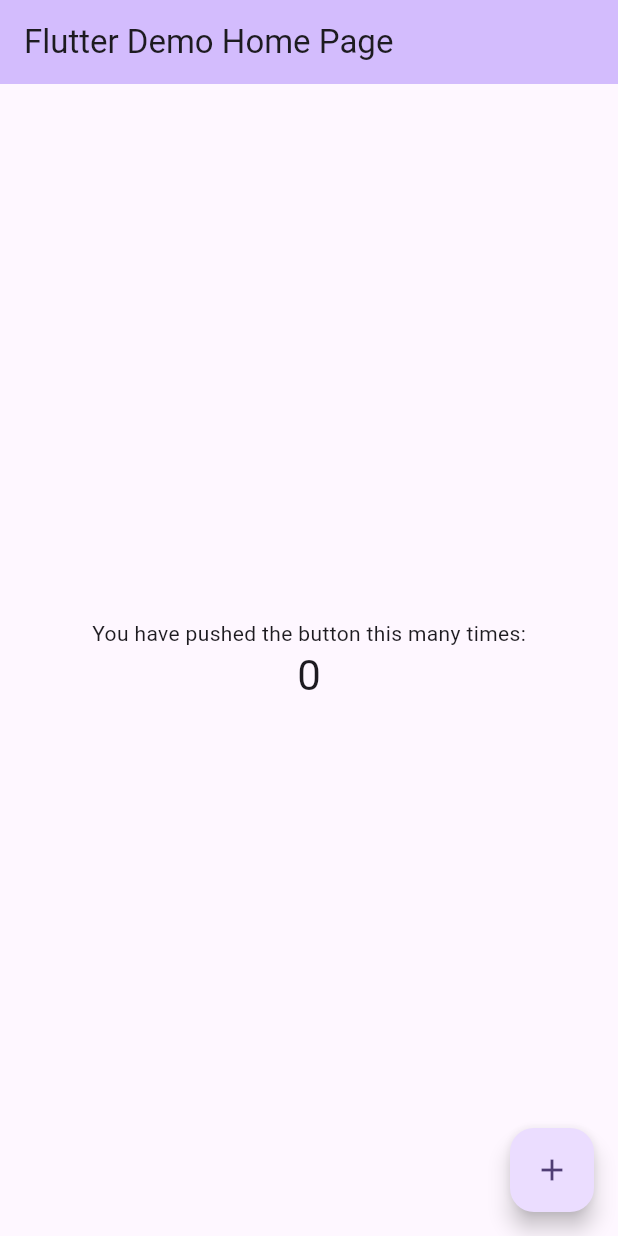
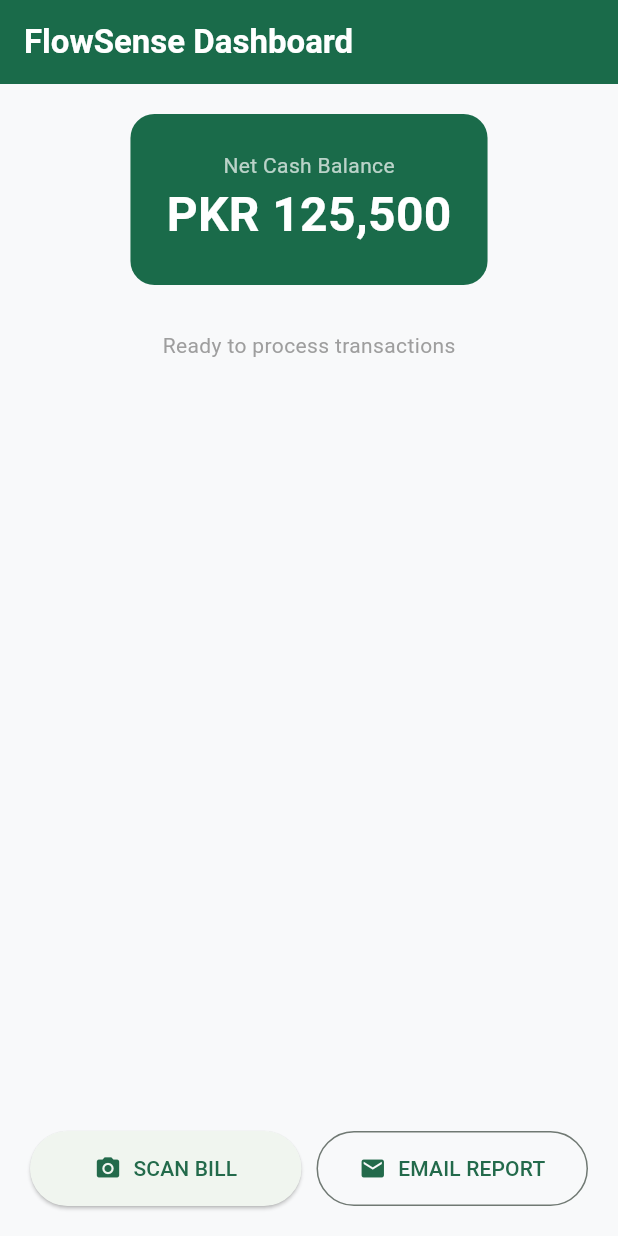
Before and after one commit to Rizwanhu/app-hackathon, a Flutter app: the screen it shows after launch, on a phone screen of 412 x 824 dp. Run offline on Flutter 3.47's test engine with Material 3 defaults, Android fonts, the phone set to English and light mode, and no system bars; our stand-ins replace equatable, flutter_bloc, image_picker, supabase_flutter; missing offline and left inert: google_ml_kit; accounts and stored records are empty.

Commit message:
added camera scanner and email

```diff
--- /dev/null
+++ b/lib/controllers/cash_flow_bloc.dart
@@ -0,0 +1,59 @@
+import 'package:flutter_bloc/flutter_bloc.dart';
+import 'package:equatable/equatable.dart'; // Professional state comparison ke liye
+import '../services/image_scanner_service.dart';
+
+// --- States ---
+abstract class CashFlowState extends Equatable {
+  @override
+  List<Object?> get props => [];
+}
+
+class CashFlowInitial extends CashFlowState {}
+class CashFlowLoading extends CashFlowState {}
+
+class CashFlowLoaded extends CashFlowState {
+  final String amount;
+  CashFlowLoaded(this.amount);
+
+  @override
+  List<Object?> get props => [amount]; // Sirf tab update karo jab amount badle
+}
+
+class CashFlowError extends CashFlowState {
+  final String message;
+  CashFlowError(this.message);
+
+  @override
+  List<Object?> get props => [message];
+}
+
+// --- Events ---
+abstract class CashFlowEvent extends Equatable {
+  @override
+  List<Object?> get props => [];
+}
+
+class StartScanning extends CashFlowEvent {}
+
+// --- Bloc Layer ---
+class CashFlowBloc extends Bloc<CashFlowEvent, CashFlowState> {
+  final ImageScannerService _scanner = ImageScannerService();
+
+  CashFlowBloc() : super(CashFlowInitial()) {
+    on<StartScanning>((event, emit) async {
+      emit(CashFlowLoading()); // Dashboard par spinner dikhao
+
+      try {
+        final result = await _scanner.scanBillAndGetAmount(); // Scanner call kiya
+
+        if (result != null && result != "0.00") {
+          emit(CashFlowLoaded(result)); // Amount mil gayi
+        } else {
+          emit(CashFlowError("Could not detect amount. Please try again."));
+        }
+      } catch (e) {
+        emit(CashFlowError("System Error: ${e.toString()}"));
+      }
+    });
+  }
+}
--- a/lib/main.dart
+++ b/lib/main.dart
@@ -1,125 +1,39 @@
 import 'package:flutter/material.dart';
+import 'package:flutter_bloc/flutter_bloc.dart';
+import 'package:supabase_flutter/supabase_flutter.dart';
+import 'controllers/cash_flow_bloc.dart';
+import 'views/dashboard_screen.dart';
 
-void main() {
-  runApp(const MyApp());
+Future<void> main() async {
+  WidgetsFlutterBinding.ensureInitialized();
+
+  // Initialize Supabase with your credentials from the dashboard
+  await Supabase.initialize(
+    url: 'YOUR_SUPABASE_URL',
+    anonKey: 'YOUR_SUPABASE_ANON_KEY',
+  );
+
+  runApp(
+    BlocProvider(
+      create: (context) => CashFlowBloc(),
+      child: const FlowSenseApp(),
+    ),
+  );
 }
 
-class MyApp extends StatelessWidget {
-  const MyApp({super.key});
+class FlowSenseApp extends StatelessWidget {
+  const FlowSenseApp({super.key});
 
-  // This widget is the root of your application.
   @override
   Widget build(BuildContext context) {
     return MaterialApp(
-      title: 'Flutter Demo',
+      debugShowCheckedModeBanner: false,
+      title: 'FlowSense SME',
       theme: ThemeData(
-        // This is the theme of your application.
-        //
-        // TRY THIS: Try running your application with "flutter run". You'll see
-        // the application has a purple toolbar. Then, without quitting the app,
-        // try changing the seedColor in the colorScheme below to Colors.green
-        // and then invoke "hot reload" (save your changes or press the "hot
-        // reload" button in a Flutter-supported IDE, or press "r" if you used
-        // the command line to start the app).
-        //
-        // Notice that the counter didn't reset back to zero; the application
-        // state is not lost during the reload. To reset the state, use hot
-        // restart instead.
-        //
-        // This works for code too, not just values: Most code changes can be
-        // tested with just a hot reload.
-        colorScheme: ColorScheme.fromSeed(seedColor: Colors.deepPurple),
         useMaterial3: true,
+        colorSchemeSeed: const Color(0xFF1A6B4A), // Professional Emerald Green
       ),
-      home: const MyHomePage(title: 'Flutter Demo Home Page'),
+      home: const DashboardScreen(),
     );
   }
 }
-
-class MyHomePage extends StatefulWidget {
-  const MyHomePage({super.key, required this.title});
-
-  // This widget is the home page of your application. It is stateful, meaning
-  // that it has a State object (defined below) that contains fields that affect
-  // how it looks.
-
-  // This class is the configuration for the state. It holds the values (in this
-  // case the title) provided by the parent (in this case the App widget) and
-  // used by the build method of the State. Fields in a Widget subclass are
-  // always marked "final".
-
-  final String title;
-
-  @override
-  State<MyHomePage> createState() => _MyHomePageState();
-}
-
-class _MyHomePageState extends State<MyHomePage> {
-  int _counter = 0;
-
-  void _incrementCounter() {
-    setState(() {
-      // This call to setState tells the Flutter framework that something has
-      // changed in this State, which causes it to rerun the build method below
-      // so that the display can reflect the updated values. If we changed
-      // _counter without calling setState(), then the build method would not be
-      // called again, and so nothing would appear to happen.
-      _counter++;
-    });
-  }
-
-  @override
-  Widget build(BuildContext context) {
-    // This method is rerun every time setState is called, for instance as done
-    // by the _incrementCounter method above.
-    //
-    // The Flutter framework has been optimized to make rerunning build methods
-    // fast, so that you can just rebuild anything that needs updating rather
-    // than having to individually change instances of widgets.
-    return Scaffold(
-      appBar: AppBar(
-        // TRY THIS: Try changing the color here to a specific color (to
-        // Colors.amber, perhaps?) and trigger a hot reload to see the AppBar
-        // change color while the other colors stay the same.
-        backgroundColor: Theme.of(context).colorScheme.inversePrimary,
-        // Here we take the value from the MyHomePage object that was created by
-        // the App.build method, and use it to set our appbar title.
-        title: Text(widget.title),
-      ),
-      body: Center(
-        // Center is a layout widget. It takes a single child and positions it
-        // in the middle of the parent.
-        child: Column(
-          // Column is also a layout widget. It takes a list of children and
-          // arranges them vertically. By default, it sizes itself to fit its
-          // children horizontally, and tries to be as tall as its parent.
-          //
-          // Column has various properties to control how it sizes itself and
-          // how it positions its children. Here we use mainAxisAlignment to
-          // center the children vertically; the main axis here is the vertical
-          // axis because Columns are vertical (the cross axis would be
-          // horizontal).
-          //
-          // TRY THIS: Invoke "debug painting" (choose the "Toggle Debug Paint"
-          // action in the IDE, or press "p" in the console), to see the
-          // wireframe for each widget.
-          mainAxisAlignment: MainAxisAlignment.center,
-          children: <Widget>[
-            const Text(
-              'You have pushed the button this many times:',
-            ),
-            Text(
-              '$_counter',
-              style: Theme.of(context).textTheme.headlineMedium,
-            ),
-          ],
-        ),
-      ),
-      floatingActionButton: FloatingActionButton(
-        onPressed: _incrementCounter,
-        tooltip: 'Increment',
-        child: const Icon(Icons.add),
-      ), // This trailing comma makes auto-formatting nicer for build methods.
-    );
-  }
-}
--- /dev/null
+++ b/lib/services/email_service.dart
@@ -0,0 +1,19 @@
+import 'package:url_launcher/url_launcher.dart';
+
+class EmailService {
+
+  static Future<void> sendFinancialReport(String reportData) async {
+    final Uri emailLaunchUri = Uri(
+      scheme: 'mailto',
+      path: 'bscs22090@itu.edu.pk', // Yahan user ki email aye gi
+      queryParameters: {
+        'subject': 'SME Daily Cash Flow Report',
+        'body': reportData,
+      },
+    );
+
+    if (await canLaunchUrl(emailLaunchUri)) {
+      await launchUrl(emailLaunchUri);
+    }
+  }
+}
--- /dev/null
+++ b/lib/views/dashboard_screen.dart
@@ -0,0 +1,94 @@
+import 'package:flutter/material.dart';
+import 'package:flutter_bloc/flutter_bloc.dart';
+import '../controllers/cash_flow_bloc.dart';
+import '../services/email_service.dart';
+
+class DashboardScreen extends StatelessWidget {
+  const DashboardScreen({super.key});
+
+  @override
+  Widget build(BuildContext context) {
+    return Scaffold(
+      backgroundColor: const Color(0xFFF8F9FA),
+      appBar: AppBar(
+        title: const Text("FlowSense Dashboard", style: TextStyle(fontWeight: FontWeight.bold)),
+        backgroundColor: const Color(0xFF1A6B4A), // Emerald Green [cite: 12]
+        foregroundColor: Colors.white,
+      ),
+      body: Padding(
+        padding: const EdgeInsets.all(20.0),
+        child: Column(
+          children: [
+            // Cash Summary Card [cite: 9]
+            _buildCashCard(),
+            const SizedBox(height: 30),
+
+            // State-dependent UI
+            BlocBuilder<CashFlowBloc, CashFlowState>(
+              builder: (context, state) {
+                if (state is CashFlowLoading) {
+                  return const Center(child: CircularProgressIndicator());
+                } else if (state is CashFlowLoaded) {
+                  return _buildResultCard(state.amount);
+                }
+                return const Text("Ready to process transactions", style: TextStyle(color: Colors.grey));
+              },
+            ),
+
+            const Spacer(),
+
+            // Action Buttons
+            Row(
+              children: [
+                Expanded(
+                  child: ElevatedButton.icon(
+                    onPressed: () => context.read<CashFlowBloc>().add(StartScanning()),
+                    icon: const Icon(Icons.camera_alt),
+                    label: const Text("SCAN BILL"),
+                    style: ElevatedButton.styleFrom(padding: const EdgeInsets.all(15)),
+                  ),
+                ),
+                const SizedBox(width: 10),
+                Expanded(
+                  child: OutlinedButton.icon(
+                    onPressed: () => EmailService.sendFinancialReport("Total Sales: PKR 125,000"),
+                    icon: const Icon(Icons.email),
+                    label: const Text("EMAIL REPORT"),
+                    style: OutlinedButton.styleFrom(padding: const EdgeInsets.all(15)),
+                  ),
+                ),
+              ],
+            ),
+          ],
+        ),
+      ),
+    );
+  }
+
+  Widget _buildCashCard() {
+    return Container(
+      padding: const EdgeInsets.all(24),
+      decoration: BoxDecoration(
+        color: const Color(0xFF1A6B4A),
+        borderRadius: BorderRadius.circular(16),
+      ),
+      child: const Column(
+        children: [
+          Text("Net Cash Balance", style: TextStyle(color: Colors.white70)),
+          Text("PKR 125,500", style: TextStyle(color: Colors.white, fontSize: 32, fontWeight: FontWeight.bold)),
+        ],
+      ),
+    );
+  }
+
+  Widget _buildResultCard(String amount) {
+    return Card(
+      color: Colors.green.shade50,
+      child: ListTile(
+        leading: const Icon(Icons.check_circle, color: Colors.green),
+        title: const Text("Bill Scanned Successfully"),
+        subtitle: Text("Amount: PKR $amount"),
+      ),
+    );
+  }
+}
```
Also changed, not shown: lib/services/database_service.dart (added, +32 -0 lines), lib/services/image_scanner_service.dart (added, +42 -0 lines), pubspec.yaml (+23 -68 lines), pubspec.lock, 8 other files.
